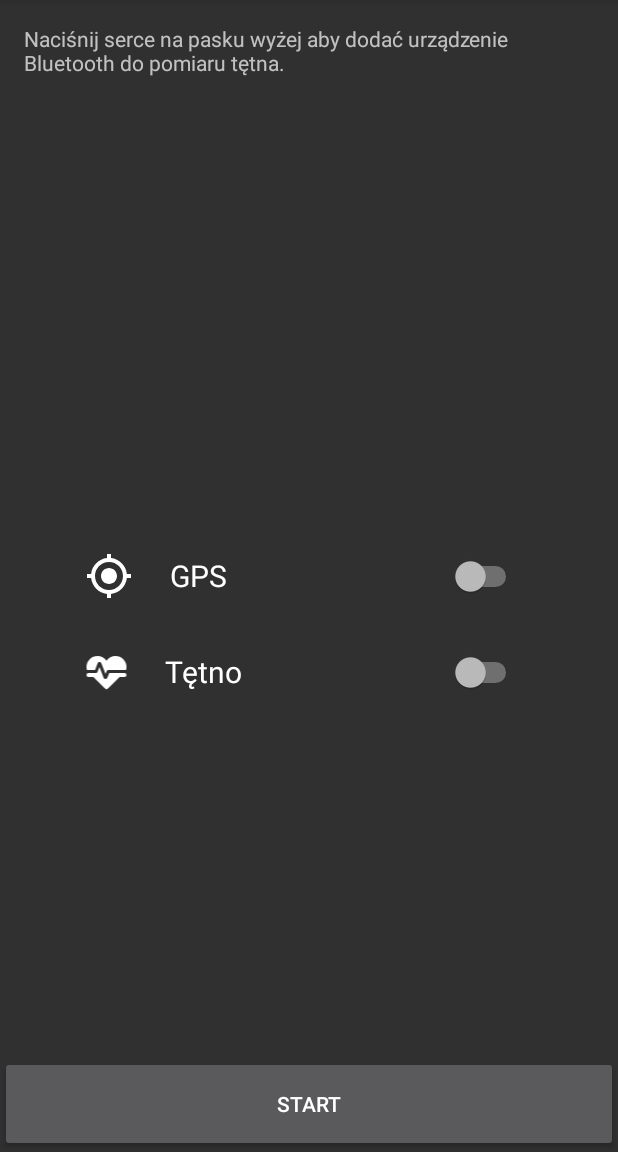
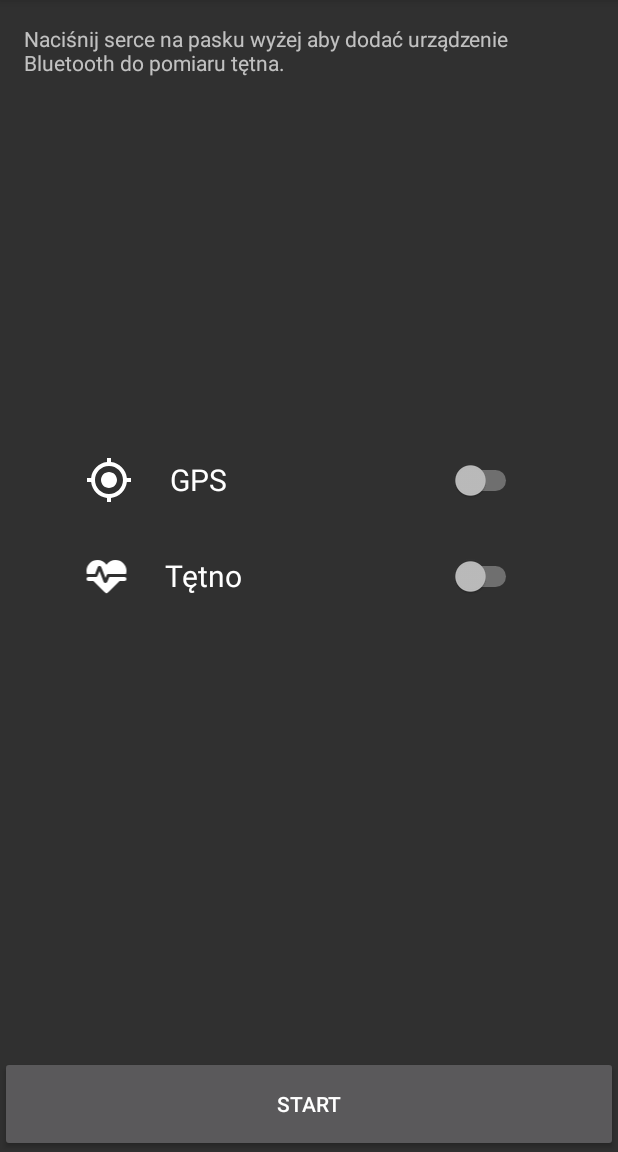
Before and after one commit to krodzik/RUNnnn, an Android app: the screen it shows after launch (MainActivity), on a phone screen of 412 x 824 dp, the part 84-1236 px from its top. Run offline under Robolectric (Android 15) with nearby library versions, the phone set to English and light mode, and no system bars; our stand-ins replace data binding; libraries missing offline, so code that uses them is left out: io.realm; 1 statement that could not run was skipped.

Commit message:
design and language fixes

```diff
--- a/app/src/main/java/com/rodzik/kamil/runnnn/view/activities/MainActivity.java
+++ b/app/src/main/java/com/rodzik/kamil/runnnn/view/activities/MainActivity.java
@@ -102,7 +102,7 @@ public class MainActivity extends AppCompatActivity
 
         if (id == R.id.nav_home) {
             // Handle the camera action
-            setTitle("RUNnnn");
+            setTitle(R.string.app_name);
             // update the main content by replacing fragments
             Fragment fragment = new HomeFragment();
 
@@ -112,7 +112,7 @@ public class MainActivity extends AppCompatActivity
             ft.commit();
 
         } else if (id == R.id.nav_history) {
-            setTitle("History");
+            setTitle(R.string.history_nav_drawer);
             // update the main content by replacing fragments
             Fragment fragment = new HistoryFragment();
 
--- a/app/src/main/java/com/rodzik/kamil/runnnn/viewmodel/main/MainViewModel.java
+++ b/app/src/main/java/com/rodzik/kamil/runnnn/viewmodel/main/MainViewModel.java
@@ -5,9 +5,11 @@ import android.content.Context;
 import android.content.Intent;
 import android.content.SharedPreferences;
 import android.databinding.ObservableBoolean;
+import android.databinding.ObservableInt;
 import android.os.Bundle;
 import android.support.annotation.NonNull;
 import android.support.annotation.Nullable;
+import android.view.View;
 import android.widget.Toast;
 
 import com.google.android.gms.common.ConnectionResult;
@@ -24,6 +26,7 @@ public class MainViewModel implements MainViewModelContract.ViewModel,
         HeartRateProvider.HeartRateCallbacks, GoogleApiClient.ConnectionCallbacks, GoogleApiClient.OnConnectionFailedListener {
     public ObservableBoolean gpsChecked;
     public ObservableBoolean heartRateChecked;
+    public ObservableInt howToConnectDeviceTextVisibility;
 
     private LocationProvider mLocationProvider;
 
@@ -41,6 +44,11 @@ public class MainViewModel implements MainViewModelContract.ViewModel,
         heartRateChecked = new ObservableBoolean(false);
         mSharedPreferences = context.getSharedPreferences(context
                 .getString(R.string.shared_preferences_key), MODE_PRIVATE);
+        if (checkForSavedBluetoothDevices()) {
+            howToConnectDeviceTextVisibility = new ObservableInt(View.GONE);
+        } else {
+            howToConnectDeviceTextVisibility = new ObservableInt(View.VISIBLE);
+        }
     }
 
     public void onStartButtonClicked(Context context) {
--- a/app/src/main/res/layout/fragment_data.xml
+++ b/app/src/main/res/layout/fragment_data.xml
@@ -162,7 +162,7 @@
                     android:layout_height="wrap_content"
                     android:layout_centerHorizontal="true"
                     android:text="@{trainingData.heartRate}"
-                    android:textSize="34sp"
+                    android:textSize="44sp"
                     tools:text="00" />
 
                 <TextView
--- a/app/src/main/res/layout/fragment_home.xml
+++ b/app/src/main/res/layout/fragment_home.xml
@@ -11,23 +11,52 @@
     <RelativeLayout
         android:id="@+id/activity_main"
         android:layout_width="match_parent"
-        android:layout_height="match_parent"
-        android:gravity="center"
-        tools:context="com.rodzik.kamil.runnnn.view.activities.MainActivity">
+        android:layout_height="match_parent">
 
         <TextView
             android:layout_width="match_parent"
+            tools:visibility="gone"
             android:layout_height="wrap_content"
             android:layout_marginLeft="@dimen/activity_horizontal_margin"
             android:layout_marginRight="@dimen/activity_horizontal_margin"
             android:layout_marginTop="@dimen/activity_vertical_margin"
-            android:text="@string/howToAddDeviceInfo" />
+            android:text="@string/howToAddDeviceInfo"
+            android:visibility="@{viewModel.howToConnectDeviceTextVisibility}" />
+
+        <LinearLayout
+            android:id="@+id/heartRate"
+            android:layout_width="match_parent"
+            android:layout_height="wrap_content"
+            android:layout_centerVertical="true"
+            android:layout_marginBottom="@dimen/activity_vertical_margin"
+            android:layout_marginLeft="32dp"
+            android:layout_marginRight="32dp"
+            android:layout_marginTop="@dimen/activity_vertical_margin">
+
+            <ImageView
+                android:layout_width="32dp"
+                android:layout_height="32dp"
+                android:layout_weight="0.25"
+                android:src="@drawable/ic_heart_pulse_24dp" />
+
+            <Switch
+                android:id="@+id/heartRateSwitch"
+                android:layout_width="wrap_content"
+                android:layout_height="32dp"
+                android:layout_marginEnd="32dp"
+                android:layout_weight="0.75"
+                android:checked="@={viewModel.heartRateChecked}"
+                android:onCheckedChanged="@{(buttonView, isChecked) -> viewModel.onHeartRateCheckedChanged(isChecked, context)}"
+                android:text="@string/heart_rate"
+                android:textSize="20sp" />
+
+        </LinearLayout>
 
         <LinearLayout
             android:id="@+id/gps"
             android:layout_width="match_parent"
             android:layout_height="wrap_content"
-            android:layout_centerVertical="true"
+            android:layout_above="@id/heartRate"
             android:layout_marginBottom="@dimen/activity_vertical_margin"
             android:layout_marginLeft="32dp"
             android:layout_marginRight="32dp"
@@ -52,35 +81,6 @@
 
         </LinearLayout>
 
-        <LinearLayout
-            android:id="@+id/heartRate"
-            android:layout_width="match_parent"
-            android:layout_height="wrap_content"
-            android:layout_below="@id/gps"
-            android:layout_marginBottom="@dimen/activity_vertical_margin"
-            android:layout_marginLeft="32dp"
-            android:layout_marginRight="32dp"
-            android:layout_marginTop="@dimen/activity_vertical_margin">
-
-            <ImageView
-                android:layout_width="32dp"
-                android:layout_height="32dp"
-                android:layout_weight="0.25"
-                android:src="@drawable/ic_heart_pulse_24dp" />
-
-            <Switch
-                android:id="@+id/heartRateSwitch"
-                android:layout_width="wrap_content"
-                android:layout_height="32dp"
-                android:layout_marginEnd="32dp"
-                android:layout_weight="0.75"
-                android:checked="@={viewModel.heartRateChecked}"
-                android:onCheckedChanged="@{(buttonView, isChecked) -> viewModel.onHeartRateCheckedChanged(isChecked, context)}"
-                android:text="@string/heart_rate"
-                android:textSize="20sp" />
-
-        </LinearLayout>
-
         <Button
             android:layout_width="match_parent"
             android:layout_height="64dp"
--- a/app/src/main/res/menu/activity_main_drawer.xml
+++ b/app/src/main/res/menu/activity_main_drawer.xml
@@ -5,11 +5,11 @@
         <item
             android:id="@+id/nav_home"
             android:icon="@drawable/ic_directions_run_black_24dp"
-            android:title="Training" />
+            android:title="@string/training_nav_drawer" />
         <item
             android:id="@+id/nav_history"
             android:icon="@drawable/ic_equalizer_black_24dp"
-            android:title="History" />
+            android:title="@string/history_nav_drawer" />
     </group>
 
     <!--<item android:title="Communicate">
--- a/app/src/main/res/values/strings.xml
+++ b/app/src/main/res/values/strings.xml
@@ -66,5 +66,7 @@
     <string name="distance_in_time"> km w </string>
     <string name="heart_rate_in_time">Tętno w czasie biegu</string>
     <string name="runnnn_mail">runnnn.developers@gmail.com</string>
+    <string name="training_nav_drawer">Trening</string>
+    <string name="history_nav_drawer">Historia</string>
 
 </resources>
```
